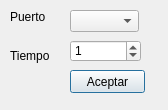
Above: portwindow.ui from RoboticArts/SerialTest before the change. Below: the same form after it.
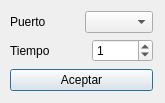
That is the form after the change. Icons and pictures are not drawn.

Patch:
```diff
--- a/portwindow.ui
+++ b/portwindow.ui
@@ -6,71 +6,70 @@
    <rect>
     <x>0</x>
     <y>0</y>
-    <width>168</width>
-    <height>110</height>
+    <width>165</width>
+    <height>103</height>
    </rect>
   </property>
+  <property name="minimumSize">
+   <size>
+    <width>165</width>
+    <height>103</height>
+   </size>
+  </property>
+  <property name="maximumSize">
+   <size>
+    <width>165</width>
+    <height>103</height>
+   </size>
+  </property>
   <property name="windowTitle">
    <string>Dialog</string>
   </property>
-  <widget class="QComboBox" name="comboBox">
+  <property name="windowIcon">
+   <iconset resource="icons.qrc">
+    <normaloff>:/chip.png</normaloff>:/chip.png</iconset>
+  </property>
+  <widget class="QWidget" name="">
    <property name="geometry">
     <rect>
-     <x>70</x>
+     <x>10</x>
      <y>10</y>
-     <width>69</width>
-     <height>22</height>
+     <width>143</width>
+     <height>83</height>
     </rect>
    </property>
-  </widget>
-  <widget class="QPushButton" name="ConnectButton">
-   <property name="geometry">
-    <rect>
-     <x>70</x>
-     <y>70</y>
-     <width>75</width>
-     <height>23</height>
-    </rect>
-   </property>
-   <property name="text">
-    <string>Aceptar</string>
-   </property>
-  </widget>
+   <layout class="QGridLayout" name="gridLayout_2">
+    <item row="0" column="0">
+     <layout class="QGridLayout" name="gridLayout">
+      <item row="0" column="0" colspan="2">
+       <layout class="QHBoxLayout" name="horizontalLayout">
+        <item>
   <widget class="QLabel" name="label">
-   <property name="geometry">
-    <rect>
-     <x>10</x>
-     <y>10</y>
-     <width>47</width>
-     <height>13</height>
-    </rect>
-   </property>
    <property name="text">
-    <string>Puerto</string>
-   </property>
-  </widget>
+           <string>Puerto          </string>
+          </property>
+         </widget>
+        </item>
+        <item>
+         <widget class="QComboBox" name="comboBox"/>
+        </item>
+       </layout>
+      </item>
+      <item row="1" column="0">
+       <layout class="QHBoxLayout" name="horizontalLayout_3">
+        <item>
   <widget class="QLabel" name="label_2">
-   <property name="geometry">
-    <rect>
-     <x>10</x>
-     <y>40</y>
-     <width>41</width>
-     <height>31</height>
-    </rect>
-   </property>
    <property name="text">
-    <string>Tiempo</string>
-   </property>
-  </widget>
+           <string>Tiempo            </string>
+          </property>
+         </widget>
+        </item>
+       </layout>
+      </item>
+      <item row="1" column="1">
+       <layout class="QHBoxLayout" name="horizontalLayout_2">
+        <item>
   <widget class="QSpinBox" name="spinBox">
-   <property name="geometry">
-    <rect>
-     <x>70</x>
-     <y>40</y>
-     <width>71</width>
-     <height>22</height>
-    </rect>
-   </property>
    <property name="maximum">
     <number>9999</number>
    </property>
@@ -78,7 +77,23 @@
     <number>1</number>
    </property>
   </widget>
- </widget>
- <resources/>
+        </item>
+       </layout>
+      </item>
+     </layout>
+    </item>
+    <item row="1" column="0">
+     <widget class="QPushButton" name="ConnectButton">
+      <property name="text">
+       <string>Aceptar</string>
+      </property>
+     </widget>
+    </item>
+   </layout>
+  </widget>
+ </widget>
+ <resources>
+  <include location="icons.qrc"/>
+ </resources>
  <connections/>
 </ui>
```
Left out of the diff: 2 changed lines with no effect on the pictures. Lines whose indentation alone changed are shown as unchanged.
